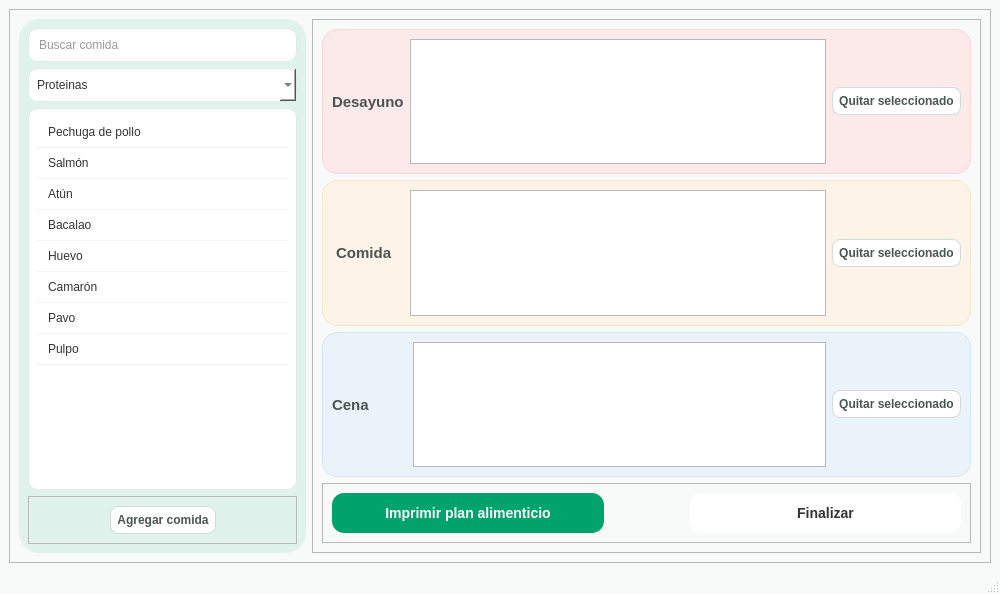
marcoaguilera2005maac-svg/planesAlimenticios, file views/receta.ui: the form before one commit.
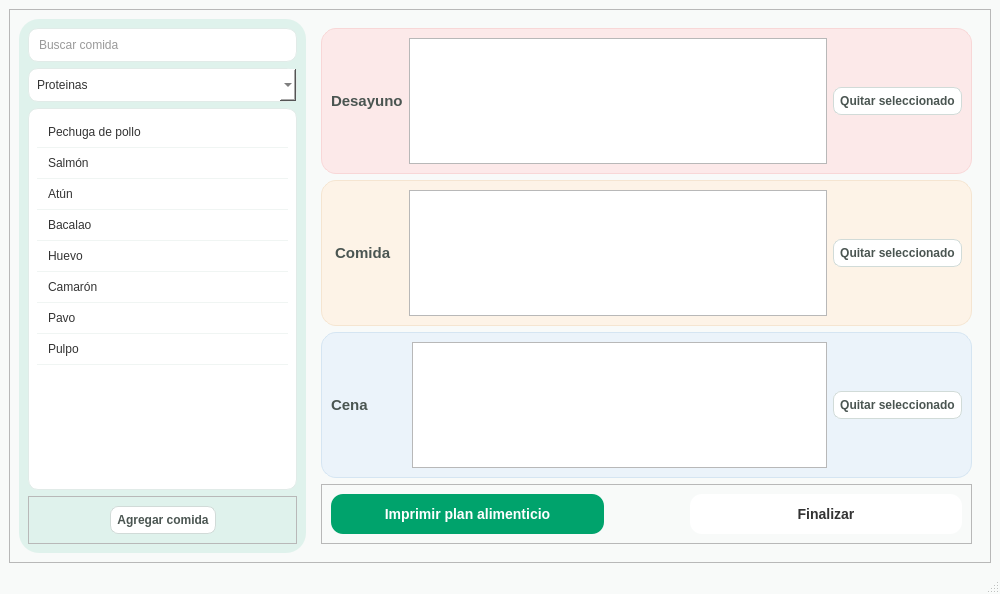
The form after the commit.

Diff of the .ui file:
```diff
--- a/views/receta.ui
+++ b/views/receta.ui
@@ -14,8 +14,7 @@
    <string>MainWindow</string>
   </property>
   <property name="styleSheet">
-   <string notr="true">/* 1. FONDO Y TEXTOS BASE */
-QMainWindow {
+   <string notr="true">QMainWindow {
     background-color: #F8FAF9;
 }
 
@@ -26,15 +25,12 @@
     font-weight: bold;
 }
 
-/* 2. TÍTULO PRINCIPAL (Plan Alimenticio) */
-/* Asegúrate de que el objectName del label superior sea lbl_titulo_plan */
 QLabel#lbl_titulo_plan {
     font-size: 20px;
     color: #043927;
     margin: 15px;
 }
 
-/* 3. BUSCADOR Y LISTA IZQUIERDA */
 QLineEdit, QComboBox, QListWidget {
     background-color: white;
     border: 1px solid #E1EBE8;
@@ -54,15 +50,6 @@
     border-radius: 5px;
 }
 
-/* 4. SECCIONES DE COMIDA (Desayuno, Comida, Cena) */
-/* Aplica esto a los QListWidgets de la derecha */
-QListWidget#list_desayuno, QListWidget#list_comida, QListWidget#list_cena {
-    border: 2px solid #E1EBE8;
-    background-color: #FFFFFF;
-	border-radius: 20px;
-}
-
-/* 5. BOTONES DE ACCIÓN (Agregar / Quitar) */
 QPushButton {
     background-color: white;
     border: 1px solid #D1DBD8;
@@ -76,7 +63,6 @@
     background-color: #F0F5F3;
 }
 
-/* 6. BOTONES FINALES (Imprimir y Finalizar) */
 QPushButton#btn_imprimir {
     background-color: #00A36C;
     color: white;
@@ -101,21 +87,19 @@
     background-color:#008155
  	
 }
-/* Frame Desayuno - Rosa */
+
 QFrame#frame_desayuno {
     background-color: #FCE9E9;
     border: 1px solid #F8D7D7;
     border-radius: 15px;
 }
 
-/* Frame Comida - Crema */
 QFrame#frame_comida {
     background-color: #FDF3E7;
     border: 1px solid #F5E5D1;
     border-radius: 15px;
 }
 
-/* Frame Cena - Azul */
 QFrame#frame_cena {
     background-color: #EBF3FA;
     border: 1px solid #D5E5F2;
@@ -124,6 +108,10 @@
 QFrame#frame_buscador{
     background-color:#dff2ec;
 	border-radius: 20px;
+}
+QFrame#frame_plan{
+    background-color:;
+	border-radius: 20px;
 }</string>
   </property>
   <widget class="QWidget" name="centralwidget">
@@ -295,7 +283,7 @@
               </widget>
              </item>
              <item>
-              <widget class="QListView" name="list_desayuno"/>
+              <widget class="QTableWidget" name="tableWidget"/>
              </item>
              <item>
               <widget class="QPushButton" name="btn_quitar">
@@ -324,7 +312,7 @@
               </widget>
              </item>
              <item>
-              <widget class="QListView" name="list_comida"/>
+              <widget class="QTableWidget" name="tableWidget_3"/>
              </item>
              <item>
               <widget class="QPushButton" name="btn_quitar2">
@@ -353,7 +341,7 @@
               </widget>
              </item>
              <item>
-              <widget class="QListView" name="list_cena"/>
+              <widget class="QTableWidget" name="tableWidget_2"/>
              </item>
              <item>
               <widget class="QPushButton" name="btn_quitar3">
```
Left out of the diff: 2 changed lines with no effect on the pictures.
